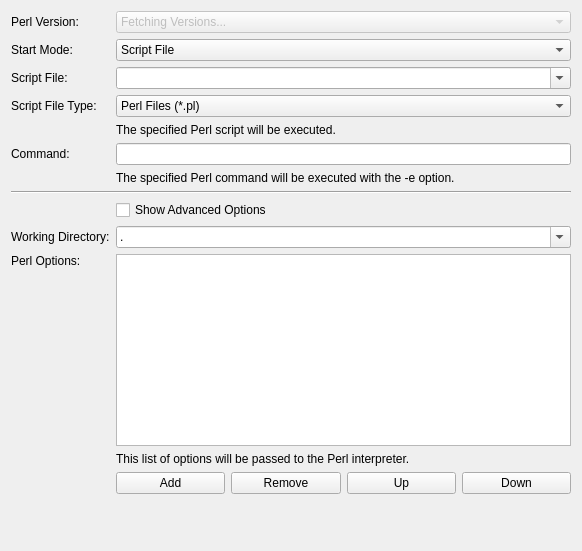
This is src/brickv/plugin_system/plugins/red/ui/program_page_perl.ui in Tinkerforge/brickv as Qt 5 draws it before an edit. The edited form follows.
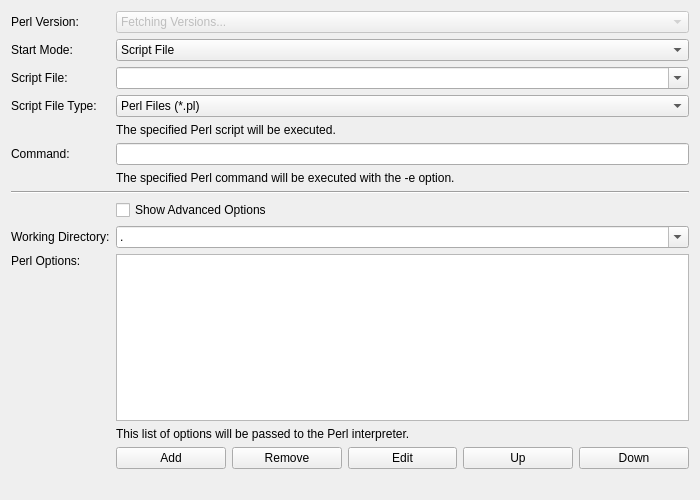
This is the edited form. Custom widgets are drawn as their Qt base class.

Commit message: red: Add edit buttons to program wizard list editors

Diff of the .ui file:
```diff
--- a/src/brickv/plugin_system/plugins/red/ui/program_page_perl.ui
+++ b/src/brickv/plugin_system/plugins/red/ui/program_page_perl.ui
@@ -6,8 +6,8 @@
    <rect>
     <x>0</x>
     <y>0</y>
-    <width>582</width>
-    <height>551</height>
+    <width>700</width>
+    <height>500</height>
    </rect>
   </property>
   <property name="windowTitle">
@@ -26,7 +26,7 @@
        </property>
       </widget>
      </item>
-     <item row="0" column="1" colspan="4">
+     <item row="0" column="1" colspan="5">
       <widget class="QComboBox" name="combo_version">
        <property name="enabled">
         <bool>false</bool>
@@ -54,7 +54,7 @@
        </property>
       </widget>
      </item>
-     <item row="1" column="1" colspan="4">
+     <item row="1" column="1" colspan="5">
       <widget class="QComboBox" name="combo_start_mode">
        <item>
         <property name="text">
@@ -78,7 +78,7 @@
        </property>
       </widget>
      </item>
-     <item row="2" column="1" colspan="4">
+     <item row="2" column="1" colspan="5">
       <widget class="QComboBox" name="combo_script_file">
        <property name="editable">
         <bool>true</bool>
@@ -88,7 +88,7 @@
        </property>
       </widget>
      </item>
-     <item row="4" column="1" colspan="4">
+     <item row="4" column="1" colspan="5">
       <widget class="QLabel" name="label_script_file_help">
        <property name="text">
         <string>The specified Perl script will be executed.</string>
@@ -108,10 +108,10 @@
        </property>
       </widget>
      </item>
-     <item row="5" column="1" colspan="4">
+     <item row="5" column="1" colspan="5">
       <widget class="QLineEdit" name="edit_command"/>
      </item>
-     <item row="6" column="1" colspan="4">
+     <item row="6" column="1" colspan="5">
       <widget class="QLabel" name="label_command_help">
        <property name="text">
         <string>The specified Perl command will be executed with the -e option.</string>
@@ -121,7 +121,7 @@
        </property>
       </widget>
      </item>
-     <item row="8" column="1" colspan="4">
+     <item row="8" column="1" colspan="5">
       <widget class="QCheckBox" name="check_show_advanced_options">
        <property name="text">
         <string>Show Advanced Options</string>
@@ -138,7 +138,7 @@
        </property>
       </widget>
      </item>
-     <item row="9" column="1" colspan="4">
+     <item row="9" column="1" colspan="5">
       <widget class="QComboBox" name="combo_working_directory">
        <property name="editable">
         <bool>true</bool>
@@ -166,10 +166,10 @@
        </property>
       </widget>
      </item>
-     <item row="10" column="1" colspan="4">
+     <item row="10" column="1" colspan="5">
       <widget class="ExpandingListWidget" name="list_options"/>
      </item>
-     <item row="11" column="1" colspan="4">
+     <item row="11" column="1" colspan="5">
       <widget class="QLabel" name="label_options_help">
        <property name="text">
         <string>This list of options will be passed to the Perl interpreter.</string>
@@ -193,28 +193,28 @@
        </property>
       </widget>
      </item>
-     <item row="12" column="3">
+     <item row="12" column="4">
       <widget class="QPushButton" name="button_up_option">
        <property name="text">
         <string>Up</string>
        </property>
       </widget>
      </item>
-     <item row="12" column="4">
+     <item row="12" column="5">
       <widget class="QPushButton" name="button_down_option">
        <property name="text">
         <string>Down</string>
        </property>
       </widget>
      </item>
-     <item row="7" column="0" colspan="5">
+     <item row="7" column="0" colspan="6">
       <widget class="Line" name="line">
        <property name="orientation">
         <enum>Qt::Horizontal</enum>
        </property>
       </widget>
      </item>
-     <item row="3" column="1" colspan="4">
+     <item row="3" column="1" colspan="5">
       <widget class="QComboBox" name="combo_script_file_type">
        <property name="currentIndex">
         <number>1</number>
@@ -241,7 +241,7 @@
        </property>
       </widget>
      </item>
-     <item row="13" column="1" colspan="4">
+     <item row="13" column="1" colspan="5">
       <widget class="QLabel" name="label_spacer">
        <property name="sizePolicy">
         <sizepolicy hsizetype="Preferred" vsizetype="Preferred">
@@ -254,6 +254,13 @@
        </property>
       </widget>
      </item>
+     <item row="12" column="3">
+      <widget class="QPushButton" name="button_edit_option">
+       <property name="text">
+        <string>Edit</string>
+       </property>
+      </widget>
+     </item>
     </layout>
    </item>
   </layout>
```
Left out of the diff: 1 changed line with no effect on the pictures. The commit also changes 27 other files.
